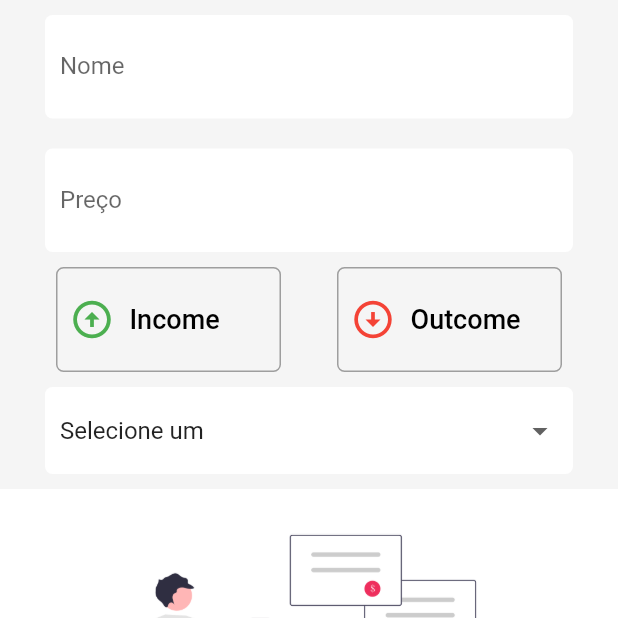
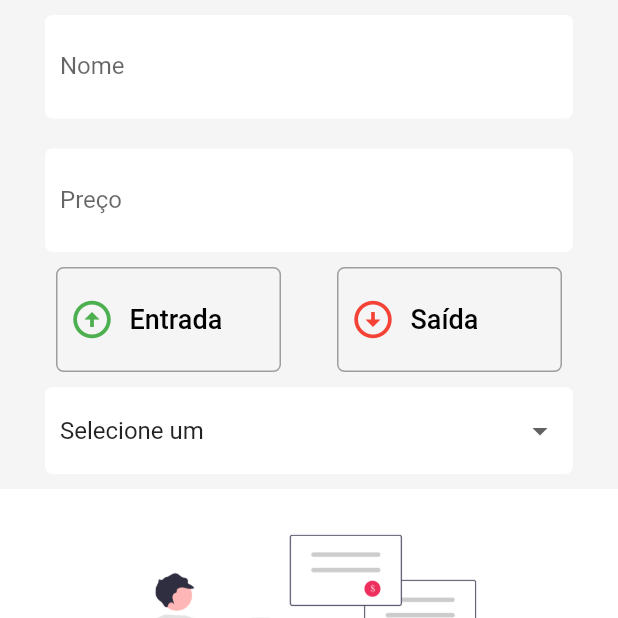
Before and after one commit to LeoAlthoff/warr_finances_app, a Flutter app: the RegistrationPage screen opened directly, on a phone screen of 412 x 824 dp, the top half of it. Run offline on Flutter 3.47's test engine with Material 2 defaults, Android fonts, the phone set to English and light mode, and no system bars; our stand-ins replace pie_chart.

Commit message:
[change] pt-br

```diff
--- a/lib/presenter/register_page/register_page.dart
+++ b/lib/presenter/register_page/register_page.dart
@@ -35,11 +35,11 @@ class RegistrationPage extends StatelessWidget {
               children: const [
                 CustomButton(
                   income: true,
-                  textValue: 'Income',
+                  textValue: 'Entrada',
                 ),
                 CustomButton(
                   income: false,
-                  textValue: 'Outcome',
+                  textValue: 'Saída',
                 ),
               ],
             ),
```
